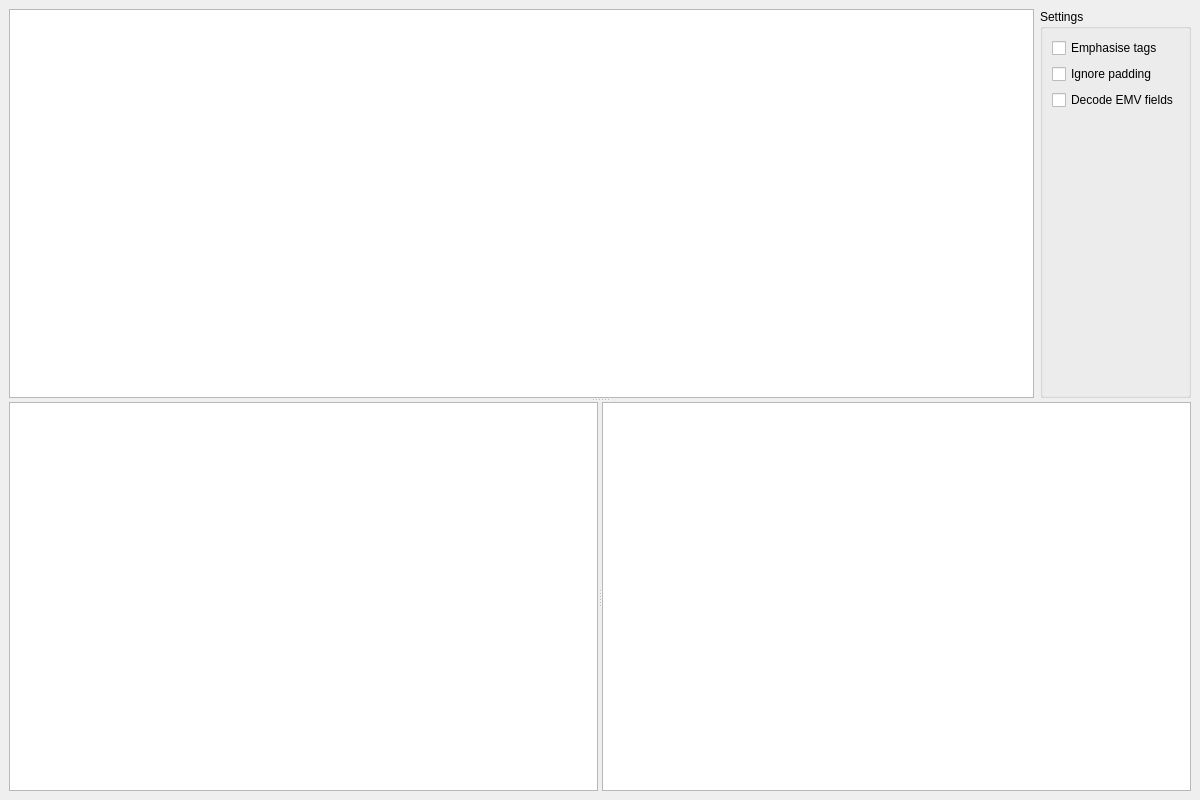
Above: viewer/emv-viewer-mainwindow.ui from openemv/emv-utils before the change. Below: the same form after it.
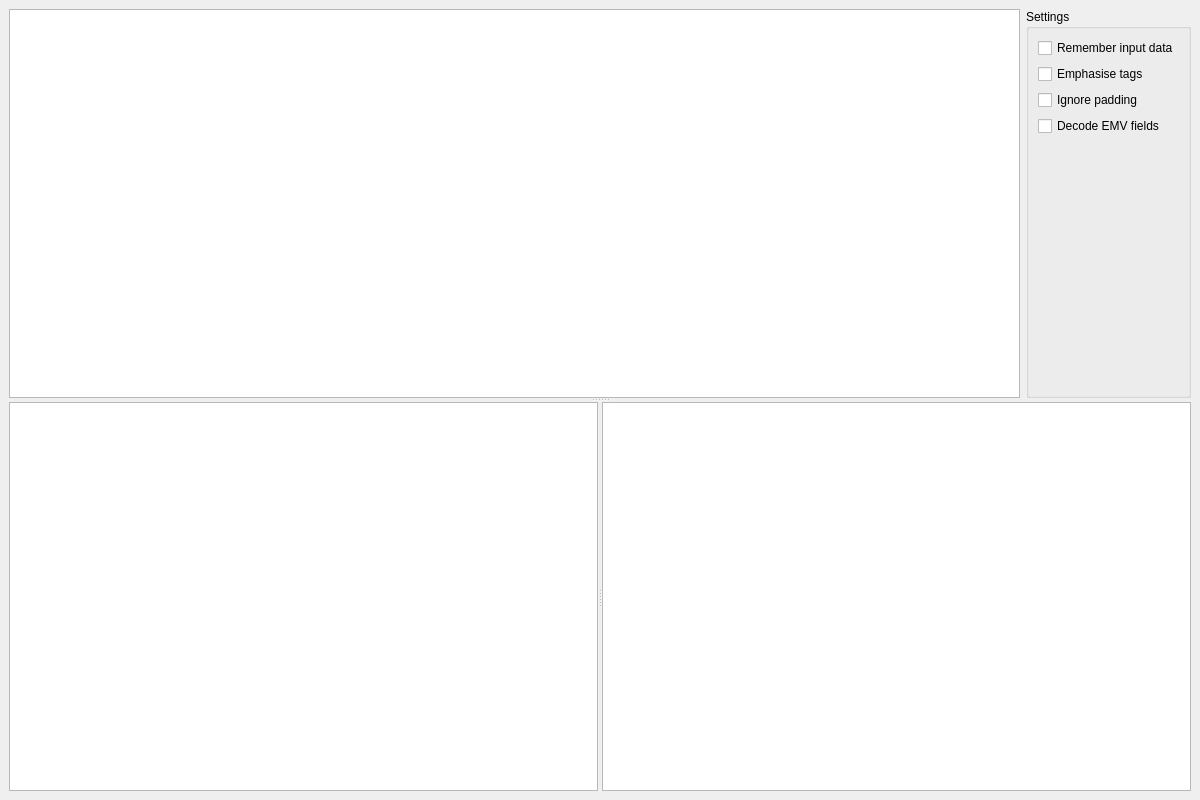
That is the form after the change. Custom widgets are drawn as their Qt base class.

Commit message: Implement remember input data checkbox for emv-viewer

```diff
--- a/viewer/emv-viewer-mainwindow.ui
+++ b/viewer/emv-viewer-mainwindow.ui
@@ -49,6 +49,16 @@
            <string>Settings</string>
           </property>
           <layout class="QVBoxLayout" name="verticalLayoutSettings">
+           <item>
+            <widget class="QCheckBox" name="rememberCheckBox">
+             <property name="toolTip">
+              <string>&lt;html&gt;&lt;head/&gt;&lt;body&gt;&lt;p&gt;Remember input data when EMV Viewer is closed. This function should be disabled for live data that is not allowed to be retained.&lt;/p&gt;&lt;/body&gt;&lt;/html&gt;</string>
+             </property>
+             <property name="text">
+              <string>Remember input data</string>
+             </property>
+            </widget>
+           </item>
            <item>
             <widget class="QCheckBox" name="tagsCheckBox">
              <property name="toolTip">
```
The commit also changes 1 other file.
